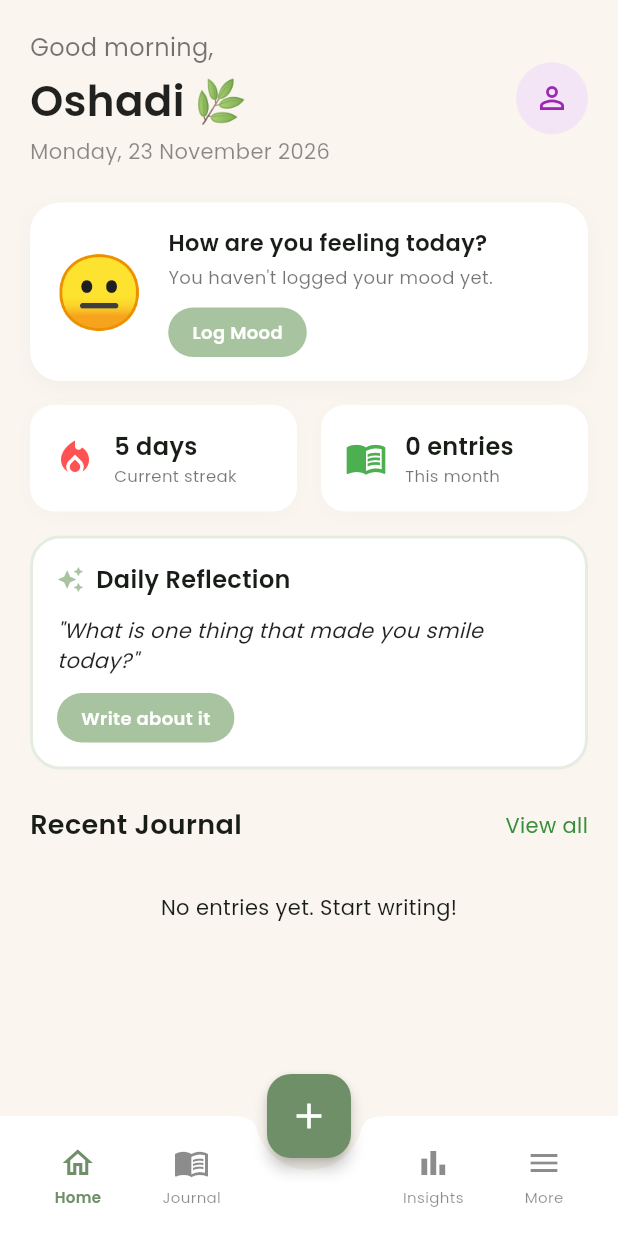
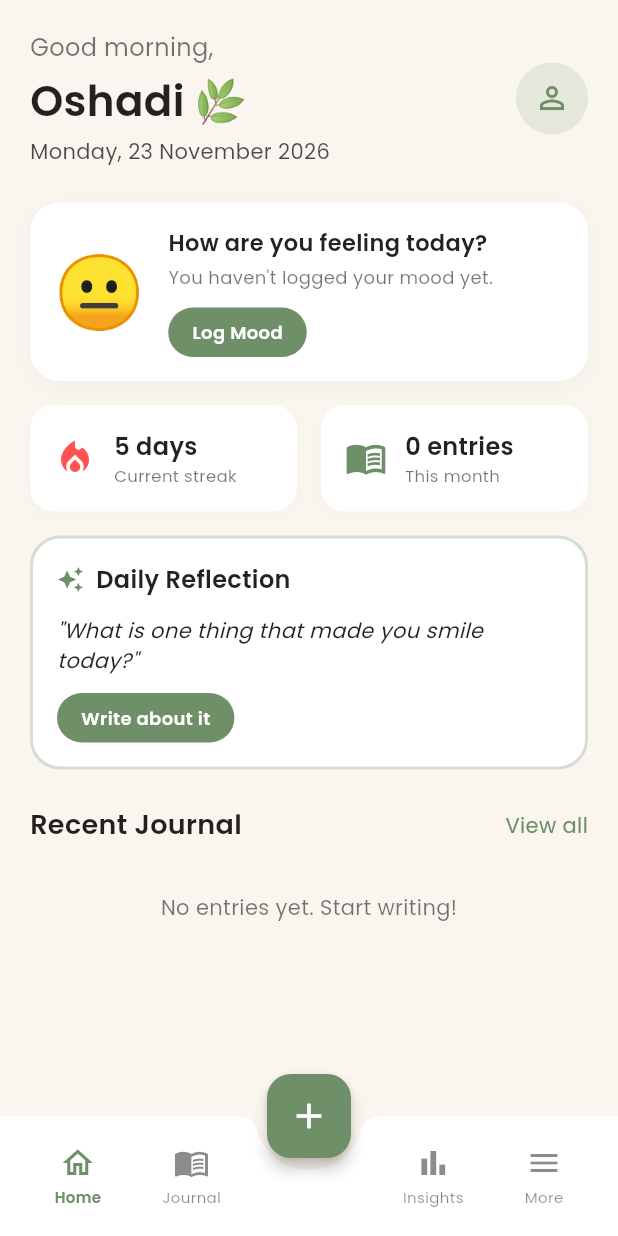
Before and after one commit to oshadikodagoda/Mood-Journal-Private-Mental-Health-Diary, a Flutter app: the HomeScreen screen opened directly, on a phone screen of 412 x 824 dp. Run offline on Flutter 3.47's test engine with Material 3 defaults, Android fonts, the phone set to English and light mode, and no system bars; our stand-ins replace local_auth, sqflite, sqflite_common_ffi_web; accounts and stored records are empty; project files that could hold a hidden picture were left out.

Commit message:
feat: Enhance HomeScreen with dynamic theming and improved UI elements

```diff
--- a/lib/screens/home_screen.dart
+++ b/lib/screens/home_screen.dart
@@ -5,7 +5,7 @@ import '../providers/journal_provider.dart';
 import 'mood_selection_screen.dart';
 import 'daily_reflection_screen.dart';
 import 'entry_detail_screen.dart';
-import 'journal_history_screen.dart'; // Added import
+import 'journal_history_screen.dart';
 import 'settings_screen.dart';
 
 class HomeScreen extends StatefulWidget {
@@ -44,16 +44,25 @@ class _HomeScreenState extends State<HomeScreen> {
     final greeting = now.hour < 12 ? "Good morning," : (now.hour < 17 ? "Good afternoon," : "Good evening,");
     final dateStr = DateFormat('EEEE, d MMMM yyyy').format(now);
 
+    // Dynamic Theme Variables
+    final isDark = Theme.of(context).brightness == Brightness.dark;
+    final theme = Theme.of(context);
+    final accentColor = theme.colorScheme.primary;
+    final scaffoldBg = isDark ? const Color(0xFF121212) : const Color(0xFFFAF6EF);
+    final cardBg = isDark ? const Color(0xFF1E1E1E) : Colors.white;
+    final textColor = isDark ? Colors.white : Colors.black87;
+    final subtextColor = isDark ? Colors.white60 : Colors.black54;
+
     return Scaffold(
-      backgroundColor: const Color(0xFFFAF6EF),
+      backgroundColor: scaffoldBg,
       body: SafeArea(
         child: _selectedIndex == 0
-          ? _buildHomeDashboard(context, greeting, dateStr, now)
+          ? _buildHomeDashboard(context, greeting, dateStr, now, isDark, cardBg, textColor, subtextColor, accentColor)
           : const Center(child: Text("Insights / More screens coming soon")),
       ),
 
       floatingActionButton: FloatingActionButton(
-        backgroundColor: const Color(0xFF6E8F68),
+        backgroundColor: accentColor,
         elevation: 4,
         onPressed: () {
           Navigator.push(
@@ -65,7 +74,7 @@ class _HomeScreenState extends State<HomeScreen> {
       ),
       floatingActionButtonLocation: FloatingActionButtonLocation.centerDocked,
       bottomNavigationBar: BottomAppBar(
-        color: Colors.white,
+        color: cardBg,
         shape: const CircularNotchedRectangle(),
         notchMargin: 8.0,
         child: SizedBox(
@@ -73,11 +82,11 @@ class _HomeScreenState extends State<HomeScreen> {
           child: Row(
             mainAxisAlignment: MainAxisAlignment.spaceAround,
             children: [
-              _buildNavItem(icon: Icons.home_outlined, label: 'Home', index: 0),
-              _buildNavItem(icon: Icons.menu_book_outlined, label: 'Journal', index: 1),
+              _buildNavItem(icon: Icons.home_outlined, label: 'Home', index: 0, accentColor: accentColor, isDark: isDark),
+              _buildNavItem(icon: Icons.menu_book_outlined, label: 'Journal', index: 1, accentColor: accentColor, isDark: isDark),
               const SizedBox(width: 40), // Spacing for FAB
-              _buildNavItem(icon: Icons.bar_chart, label: 'Insights', index: 2),
-              _buildNavItem(icon: Icons.menu, label: 'More', index: 3),
+              _buildNavItem(icon: Icons.bar_chart, label: 'Insights', index: 2, accentColor: accentColor, isDark: isDark),
+              _buildNavItem(icon: Icons.menu, label: 'More', index: 3, accentColor: accentColor, isDark: isDark),
             ],
           ),
         ),
@@ -85,20 +94,18 @@ class _HomeScreenState extends State<HomeScreen> {
     );
   }
 
-  Widget _buildNavItem({required IconData icon, required String label, required int index}) {
+  Widget _buildNavItem({required IconData icon, required String label, required int index, required Color accentColor, required bool isDark}) {
     final isSelected = _selectedIndex == index;
-    final color = isSelected ? const Color(0xFF6E8F68) : Colors.black45;
+    final color = isSelected ? accentColor : (isDark ? Colors.white38 : Colors.black45);
 
     return InkWell(
       onTap: () {
         if (index == 1) {
-          // Open Journal History when Journal tab is clicked
           Navigator.push(
             context,
             MaterialPageRoute(builder: (_) => const JournalHistoryScreen())
           );
         } else if (index == 3) {
-          // Open Settings when More tab is clicked
           Navigator.push(
             context,
             MaterialPageRoute(builder: (_) => const SettingsScreen())
@@ -124,7 +131,17 @@ class _HomeScreenState extends State<HomeScreen> {
     );
   }
 
-  Widget _buildHomeDashboard(BuildContext context, String greeting, String dateStr, DateTime now) {
+  Widget _buildHomeDashboard(
+    BuildContext context,
+    String greeting,
+    String dateStr,
+    DateTime now,
+    bool isDark,
+    Color cardBg,
+    Color textColor,
+    Color subtextColor,
+    Color accentColor,
+  ) {
     return Consumer<JournalProvider>(
       builder: (context, provider, child) {
         String? todayMood;
@@ -149,14 +166,14 @@ class _HomeScreenState extends State<HomeScreen> {
                   Column(
                     crossAxisAlignment: CrossAxisAlignment.start,
                     children: [
-                      Text(greeting, style: const TextStyle(fontSize: 16, color: Colors.black54)),
+                      Text(greeting, style: TextStyle(fontSize: 16, color: subtextColor)),
                       const SizedBox(height: 4),
-                      const Text(
+                      Text(
                         "Oshadi 🌿",
-                        style: TextStyle(fontSize: 28, fontWeight: FontWeight.bold, color: Colors.black87),
+                        style: TextStyle(fontSize: 28, fontWeight: FontWeight.bold, color: textColor),
                       ),
                       const SizedBox(height: 4),
-                      Text(dateStr, style: const TextStyle(fontSize: 14, color: Colors.black45)),
+                      Text(dateStr, style: TextStyle(fontSize: 14, color: subtextColor.withOpacity(0.7))),
                     ],
                   ),
                   InkWell(
@@ -169,8 +186,8 @@ class _HomeScreenState extends State<HomeScreen> {
                     },
                     child: CircleAvatar(
                       radius: 24,
-                      backgroundColor: Colors.purple[50],
-                      child: const Icon(Icons.person_outline, color: Colors.purple),
+                      backgroundColor: accentColor.withOpacity(0.15),
+                      child: Icon(Icons.person_outline, color: accentColor),
                     ),
                   ),
                 ],
@@ -181,10 +198,10 @@ class _HomeScreenState extends State<HomeScreen> {
               Container(
                 padding: const EdgeInsets.all(16),
                 decoration: BoxDecoration(
-                  color: Colors.white,
+                  color: cardBg,
                   borderRadius: BorderRadius.circular(20),
                   boxShadow: [
-                    BoxShadow(color: Colors.black.withOpacity(0.03), blurRadius: 10, offset: const Offset(0, 4)),
+                    BoxShadow(color: Colors.black.withOpacity(isDark ? 0.2 : 0.03), blurRadius: 10, offset: const Offset(0, 4)),
                   ],
                 ),
                 child: Row(
@@ -195,13 +212,13 @@ class _HomeScreenState extends State<HomeScreen> {
                       child: Column(
                         crossAxisAlignment: CrossAxisAlignment.start,
                         children: [
-                          const Text("How are you feeling today?", style: TextStyle(fontWeight: FontWeight.w600, fontSize: 15)),
+                          Text("How are you feeling today?", style: TextStyle(fontWeight: FontWeight.w600, fontSize: 15, color: textColor)),
                           const SizedBox(height: 4),
                           Text(
                             todayMood != null
                               ? "You logged: $todayMood • $todayMoodTime"
                               : "You haven't logged your mood yet.",
-                            style: const TextStyle(fontSize: 12, color: Colors.black54),
+                            style: TextStyle(fontSize: 12, color: subtextColor),
                           ),
                           const SizedBox(height: 12),
                           InkWell(
@@ -211,7 +228,7 @@ class _HomeScreenState extends State<HomeScreen> {
                             child: Container(
                               padding: const EdgeInsets.symmetric(horizontal: 16, vertical: 8),
                               decoration: BoxDecoration(
-                                color: const Color(0xFFA8C3A0),
+                                color: accentColor,
                                 borderRadius: BorderRadius.circular(20),
                               ),
                               child: Text(
@@ -231,9 +248,9 @@ class _HomeScreenState extends State<HomeScreen> {
               // Stats Row
               Row(
                 children: [
-                  Expanded(child: _buildStatCard(icon: Icons.local_fire_department, iconColor: Colors.redAccent, title: "5 days", subtitle: "Current streak")),
+                  Expanded(child: _buildStatCard(cardBg: cardBg, textColor: textColor, subtextColor: subtextColor, isDark: isDark, icon: Icons.local_fire_department, iconColor: Colors.redAccent, title: "5 days", subtitle: "Current streak")),
                   const SizedBox(width: 16),
-                  Expanded(child: _buildStatCard(icon: Icons.menu_book, iconColor: Colors.green, title: "${provider.entries.length} entries", subtitle: "This month")),
+                  Expanded(child: _buildStatCard(cardBg: cardBg, textColor: textColor, subtextColor: subtextColor, isDark: isDark, icon: Icons.menu_book, iconColor: accentColor, title: "${provider.entries.length} entries", subtitle: "This month")),
                 ],
               ),
               const SizedBox(height: 16),
@@ -242,24 +259,24 @@ class _HomeScreenState extends State<HomeScreen> {
               Container(
                 padding: const EdgeInsets.all(16),
                 decoration: BoxDecoration(
-                  color: Colors.white,
+                  color: cardBg,
                   borderRadius: BorderRadius.circular(20),
-                  border: Border.all(color: const Color(0xFFA8C3A0).withOpacity(0.3), width: 2),
+                  border: Border.all(color: accentColor.withOpacity(0.3), width: 2),
                 ),
                 child: Column(
                   crossAxisAlignment: CrossAxisAlignment.start,
                   children: [
-                    const Row(
+                    Row(
                       children: [
-                        Icon(Icons.auto_awesome, size: 18, color: Color(0xFFA8C3A0)),
-                        SizedBox(width: 8),
-                        Text("Daily Reflection", style: TextStyle(fontWeight: FontWeight.bold, fontSize: 16)),
+                        Icon(Icons.auto_awesome, size: 18, color: accentColor),
+                        const SizedBox(width: 8),
+                        Text("Daily Reflection", style: TextStyle(fontWeight: FontWeight.bold, fontSize: 16, color: textColor)),
                       ],
                     ),
                     const SizedBox(height: 12),
-                    const Text(
+                    Text(
                       '"What is one thing that made you smile today?"',
-                      style: TextStyle(fontSize: 14, color: Colors.black87, fontStyle: FontStyle.italic),
+                      style: TextStyle(fontSize: 14, color: textColor, fontStyle: FontStyle.italic),
                     ),
                     const SizedBox(height: 12),
                     InkWell(
@@ -269,7 +286,7 @@ class _HomeScreenState extends State<HomeScreen> {
                       child: Container(
                         padding: const EdgeInsets.symmetric(horizontal: 16, vertical: 8),
                         decoration: BoxDecoration(
-                          color: const Color(0xFFA8C3A0),
+                          color: accentColor,
                           borderRadius: BorderRadius.circular(20),
                         ),
                         child: const Text("Write about it", style: TextStyle(color: Colors.white, fontSize: 12, fontWeight: FontWeight.bold)),
@@ -284,16 +301,15 @@ class _HomeScreenState extends State<HomeScreen> {
               Row(
                 mainAxisAlignment: MainAxisAlignment.spaceBetween,
                 children: [
-                  const Text("Recent Journal", style: TextStyle(fontSize: 18, fontWeight: FontWeight.bold)),
+                  Text("Recent Journal", style: TextStyle(fontSize: 18, fontWeight: FontWeight.bold, color: textColor)),
                   GestureDetector(
                     onTap: () {
-                      // UPDATED: Navigate to JournalHistoryScreen
                       Navigator.push(
                         context,
                         MaterialPageRoute(builder: (_) => const JournalHistoryScreen()),
                       );
                     },
-                    child: Text("View all", style: TextStyle(fontSize: 14, color: Colors.green[700])),
+                    child: Text("View all", style: TextStyle(fontSize: 14, color: accentColor)),
                   ),
                 ],
               ),
@@ -301,11 +317,11 @@ class _HomeScreenState extends State<HomeScreen> {
 
               // Recent List
               if (provider.isLoading)
-                const Center(child: CircularProgressIndicator())
+                Center(child: CircularProgressIndicator(color: accentColor))
               else if (provider.entries.isEmpty)
-                const Padding(
-                  padding: EdgeInsets.all(20.0),
-                  child: Center(child: Text("No entries yet. Start writing!")),
+                Padding(
+                  padding: const EdgeInsets.all(20.0),
+                  child: Center(child: Text("No entries yet. Start writing!", style: TextStyle(color: subtextColor))),
                 )
               else
                 ListView.builder(
@@ -316,13 +332,19 @@ class _HomeScreenState extends State<HomeScreen> {
                     final entry = provider.entries[index];
                     return Container(
                       margin: const EdgeInsets.only(bottom: 12),
-                      decoration: BoxDecoration(color: Colors.white, borderRadius: BorderRadius.circular(16)),
+                      decoration: BoxDecoration(
+                        color: cardBg,
+                        borderRadius: BorderRadius.circular(16),
+                        boxShadow: [
+                          BoxShadow(color: Colors.black.withOpacity(isDark ? 0.2 : 0.02), blurRadius: 6, offset: const Offset(0, 2)),
+                        ],
+                      ),
                       child: ListTile(
                         contentPadding: const EdgeInsets.symmetric(horizontal: 16, vertical: 8),
                         leading: Text(_getMoodEmoji(entry.mood), style: const TextStyle(fontSize: 32)),
-                        title: Text(entry.title, style: const TextStyle(fontWeight: FontWeight.bold, fontSize: 15)),
-                        subtitle: Text(entry.content, maxLines: 1, overflow: TextOverflow.ellipsis, style: const TextStyle(fontSize: 12, color: Colors.black54)),
-                        trailing: const Icon(Icons.chevron_right, color: Colors.black26),
+                        title: Text(entry.title, style: TextStyle(fontWeight: FontWeight.bold, fontSize: 15, color: textColor)),
+                        subtitle: Text(entry.content, maxLines: 1, overflow: TextOverflow.ellipsis, style: TextStyle(fontSize: 12, color: subtextColor)),
+                        trailing: Icon(Icons.chevron_right, color: isDark ? Colors.white38 : Colors.black26),
                         onTap: () {
                           Navigator.push(context, MaterialPageRoute(builder: (_) => EntryDetailScreen(entry: entry))).then((_) => provider.loadEntries());
                         },
@@ -337,13 +359,22 @@ class _HomeScreenState extends State<HomeScreen> {
     );
   }
 
-  Widget _buildStatCard({required IconData icon, required Color iconColor, required String title, required String subtitle}) {
+  Widget _buildStatCard({
+    required Color cardBg,
+    required Color textColor,
+    required Color subtextColor,
+    required bool isDark,
+    required IconData icon,
+    required Color iconColor,
+    required String title,
+    required String subtitle
+  }) {
     return Container(
       padding: const EdgeInsets.all(16),
       decoration: BoxDecoration(
-        color: Colors.white,
+        color: cardBg,
         borderRadius: BorderRadius.circular(16),
-        boxShadow: [BoxShadow(color: Colors.black.withOpacity(0.02), blurRadius: 8, offset: const Offset(0, 2))],
+        boxShadow: [BoxShadow(color: Colors.black.withOpacity(isDark ? 0.2 : 0.02), blurRadius: 8, offset: const Offset(0, 2))],
       ),
       child: Row(
         children: [
@@ -353,8 +384,8 @@ class _HomeScreenState extends State<HomeScreen> {
             child: Column(
               crossAxisAlignment: CrossAxisAlignment.start,
               children: [
-                Text(title, style: const TextStyle(fontWeight: FontWeight.bold, fontSize: 16)),
-                Text(subtitle, style: const TextStyle(fontSize: 11, color: Colors.black54)),
+                Text(title, style: TextStyle(fontWeight: FontWeight.bold, fontSize: 16, color: textColor)),
+                Text(subtitle, style: TextStyle(fontSize: 11, color: subtextColor)),
               ],
             ),
           )
```
